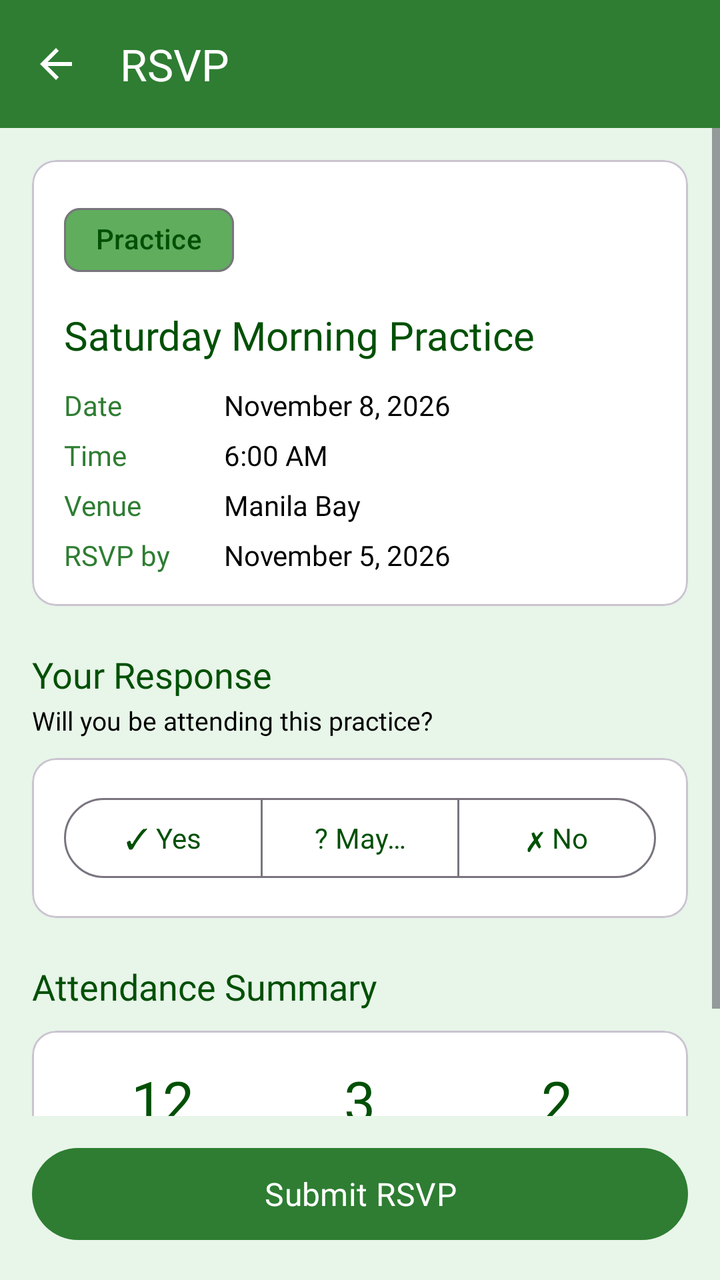
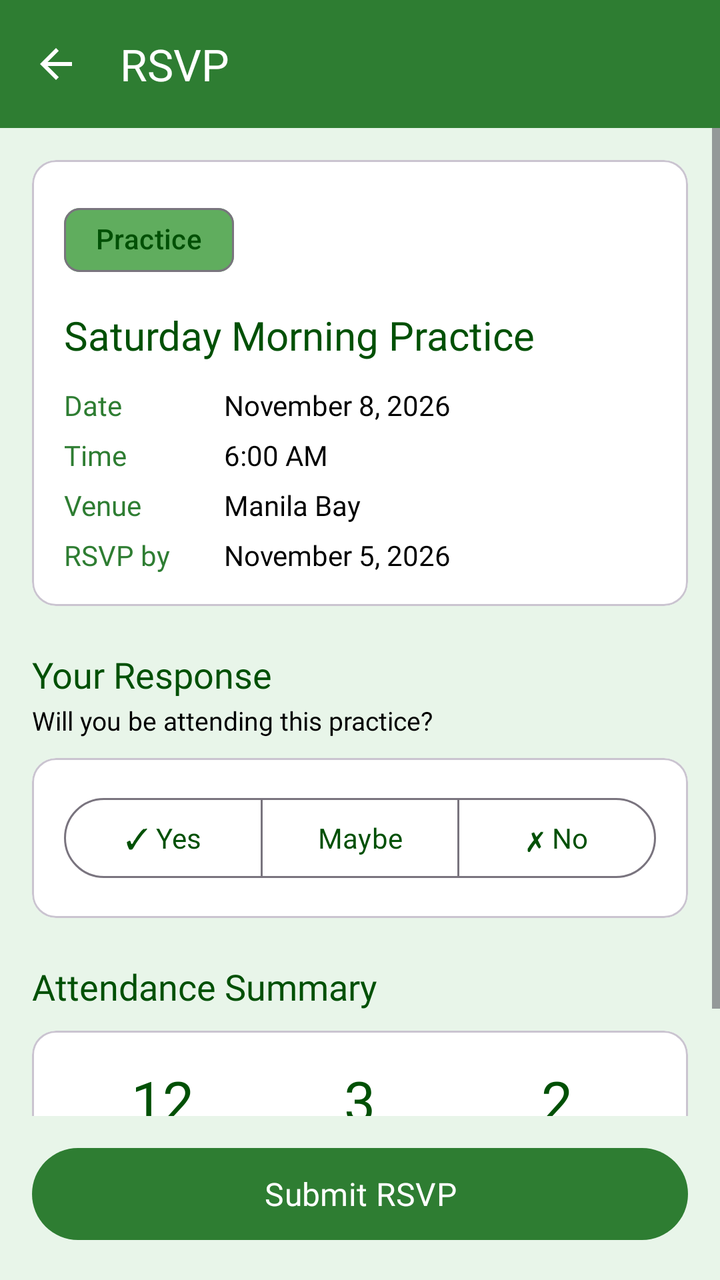

Screens rendered from an Android XML layout before and after an edit, with the pre-edit source and the edit as a unified diff.
<!-- AndroidManifest.xml: application theme Theme.ITISMOBMCO -->
<!-- res/layout/activity_rsvp.xml -->
<?xml version="1.0" encoding="utf-8"?>
<LinearLayout xmlns:android="http://schemas.android.com/apk/res/android"
    xmlns:app="http://schemas.android.com/apk/res-auto"
    android:layout_width="match_parent"
    android:layout_height="match_parent"
    android:background="@color/green_background"
    android:orientation="vertical">

    <com.google.android.material.appbar.MaterialToolbar
        android:id="@+id/toolbar"
        android:layout_width="match_parent"
        android:layout_height="?attr/actionBarSize"
        android:background="@color/green_primary"
        app:navigationIcon="?attr/homeAsUpIndicator"
        app:navigationIconTint="@color/white"
        app:title="RSVP"
        app:titleTextColor="@color/white" />

    <ScrollView
        android:layout_width="match_parent"
        android:layout_height="0dp"
        android:layout_weight="1">

        <LinearLayout
            android:layout_width="match_parent"
            android:layout_height="wrap_content"
            android:orientation="vertical"
            android:padding="16dp">

            
            <com.google.android.material.card.MaterialCardView
                android:layout_width="match_parent"
                android:layout_height="wrap_content"
                app:cardBackgroundColor="@color/white"
                app:cardCornerRadius="12dp">

                <LinearLayout
                    android:layout_width="match_parent"
                    android:layout_height="wrap_content"
                    android:orientation="vertical"
                    android:padding="16dp">

                    <com.google.android.material.chip.Chip
                        android:id="@+id/chipEventType"
                        android:layout_width="wrap_content"
                        android:layout_height="wrap_content"
                        android:clickable="false"
                        android:fontFamily="@font/nunito_bold"
                        android:text="Practice"
                        android:textColor="@color/green_dark"
                        app:chipBackgroundColor="@color/green_light" />

                    <TextView
                        android:id="@+id/tvPracticeTitle"
                        android:layout_width="wrap_content"
                        android:layout_height="wrap_content"
                        android:layout_marginTop="10dp"
                        android:fontFamily="@font/lato_bold"
                        android:text="Saturday Morning Practice"
                        android:textColor="@color/green_dark"
                        android:textSize="20sp" />

                    <LinearLayout
                        android:layout_width="match_parent"
                        android:layout_height="wrap_content"
                        android:layout_marginTop="12dp"
                        android:orientation="horizontal">

                        <TextView
                            android:layout_width="80dp"
                            android:layout_height="wrap_content"
                            android:fontFamily="@font/nunito_bold"
                            android:text="Date"
                            android:textColor="@color/green_primary" />

                        <TextView
                            android:id="@+id/tvPracticeDate"
                            android:layout_width="wrap_content"
                            android:layout_height="wrap_content"
                            android:fontFamily="@font/nunito_regular"
                            android:text="November 8, 2026"
                            android:textColor="@color/black" />
                    </LinearLayout>

                    <LinearLayout
                        android:layout_width="match_parent"
                        android:layout_height="wrap_content"
                        android:layout_marginTop="6dp"
                        android:orientation="horizontal">

                        <TextView
                            android:layout_width="80dp"
                            android:layout_height="wrap_content"
                            android:fontFamily="@font/nunito_bold"
                            android:text="Time"
                            android:textColor="@color/green_primary" />

                        <TextView
                            android:id="@+id/tvPracticeTime"
                            android:layout_width="wrap_content"
                            android:layout_height="wrap_content"
                            android:fontFamily="@font/nunito_regular"
                            android:text="6:00 AM"
                            android:textColor="@color/black" />
                    </LinearLayout>

                    <LinearLayout
                        android:layout_width="match_parent"
                        android:layout_height="wrap_content"
                        android:layout_marginTop="6dp"
                        android:orientation="horizontal">

                        <TextView
                            android:layout_width="80dp"
                            android:layout_height="wrap_content"
                            android:fontFamily="@font/nunito_bold"
                            android:text="Venue"
                            android:textColor="@color/green_primary" />

                        <TextView
                            android:id="@+id/tvPracticeVenue"
                            android:layout_width="wrap_content"
                            android:layout_height="wrap_content"
                            android:fontFamily="@font/nunito_regular"
                            android:text="Manila Bay"
                            android:textColor="@color/black" />
                    </LinearLayout>

                    <LinearLayout
                        android:layout_width="match_parent"
                        android:layout_height="wrap_content"
                        android:layout_marginTop="6dp"
                        android:orientation="horizontal">

                        <TextView
                            android:layout_width="80dp"
                            android:layout_height="wrap_content"
                            android:fontFamily="@font/nunito_bold"
                            android:text="RSVP by"
                            android:textColor="@color/green_primary" />

                        <TextView
                            android:id="@+id/tvRsvpDeadline"
                            android:layout_width="wrap_content"
                            android:layout_height="wrap_content"
                            android:fontFamily="@font/nunito_regular"
                            android:text="November 5, 2026"
                            android:textColor="@color/black" />
                    </LinearLayout>
                </LinearLayout>
            </com.google.android.material.card.MaterialCardView>

            
            <TextView
                android:layout_width="wrap_content"
                android:layout_height="wrap_content"
                android:layout_marginTop="22dp"
                android:fontFamily="@font/lato_bold"
                android:text="Your Response"
                android:textColor="@color/green_dark"
                android:textSize="18sp" />

            <TextView
                android:layout_width="wrap_content"
                android:layout_height="wrap_content"
                android:layout_marginTop="2dp"
                android:layout_marginBottom="10dp"
                android:fontFamily="@font/nunito_regular"
                android:text="Will you be attending this practice?"
                android:textColor="@color/black"
                android:textSize="13sp" />

            
            <com.google.android.material.card.MaterialCardView
                android:layout_width="match_parent"
                android:layout_height="wrap_content"
                app:cardBackgroundColor="@color/white"
                app:cardCornerRadius="12dp">

                <LinearLayout
                    android:layout_width="match_parent"
                    android:layout_height="wrap_content"
                    android:orientation="vertical"
                    android:padding="16dp">

                    <com.google.android.material.button.MaterialButtonToggleGroup
                        android:id="@+id/toggleRsvp"
                        android:layout_width="match_parent"
                        android:layout_height="wrap_content"
                        app:selectionRequired="true"
                        app:singleSelection="true">

                        <com.google.android.material.button.MaterialButton
                            android:id="@+id/btnRsvpYes"
                            style="?attr/materialButtonOutlinedStyle"
                            android:layout_width="0dp"
                            android:layout_height="wrap_content"
                            android:layout_weight="1"
                            android:fontFamily="@font/nunito_bold"
                            android:text="✓ Yes"
                            android:textColor="@color/green_dark" />

                        <com.google.android.material.button.MaterialButton
                            android:id="@+id/btnRsvpMaybe"
                            style="?attr/materialButtonOutlinedStyle"
                            android:layout_width="0dp"
                            android:layout_height="wrap_content"
                            android:layout_weight="1"
                            android:fontFamily="@font/nunito_bold"
                            android:text="? Maybe"
                            android:textColor="@color/green_dark" />

                        <com.google.android.material.button.MaterialButton
                            android:id="@+id/btnRsvpNo"
                            style="?attr/materialButtonOutlinedStyle"
                            android:layout_width="0dp"
                            android:layout_height="wrap_content"
                            android:layout_weight="1"
                            android:fontFamily="@font/nunito_bold"
                            android:text="✗ No"
                            android:textColor="@color/green_dark" />
                    </com.google.android.material.button.MaterialButtonToggleGroup>

                    
                    <com.google.android.material.card.MaterialCardView
                        android:id="@+id/cardCalendarNotice"
                        android:layout_width="match_parent"
                        android:layout_height="wrap_content"
                        android:layout_marginTop="14dp"
                        android:visibility="gone"
                        app:cardBackgroundColor="@color/green_background"
                        app:cardCornerRadius="8dp"
                        app:strokeColor="@color/green_primary"
                        app:strokeWidth="1dp">

                        <LinearLayout
                            android:layout_width="match_parent"
                            android:layout_height="wrap_content"
                            android:gravity="center_vertical"
                            android:orientation="horizontal"
                            android:padding="12dp">

                            <TextView
                                android:layout_width="0dp"
                                android:layout_height="wrap_content"
                                android:layout_weight="1"
                                android:fontFamily="@font/nunito_regular"
                                android:text="Saying Yes will add this practice to your default calendar app."
                                android:textColor="@color/green_dark"
                                android:textSize="13sp" />
                        </LinearLayout>
                    </com.google.android.material.card.MaterialCardView>
                </LinearLayout>
            </com.google.android.material.card.MaterialCardView>

            
            <TextView
                android:layout_width="wrap_content"
                android:layout_height="wrap_content"
                android:layout_marginTop="22dp"
                android:fontFamily="@font/lato_bold"
                android:text="Attendance Summary"
                android:textColor="@color/green_dark"
                android:textSize="18sp" />

            <com.google.android.material.card.MaterialCardView
                android:layout_width="match_parent"
                android:layout_height="wrap_content"
                android:layout_marginTop="10dp"
                app:cardBackgroundColor="@color/white"
                app:cardCornerRadius="12dp">

                <LinearLayout
                    android:layout_width="match_parent"
                    android:layout_height="wrap_content"
                    android:orientation="vertical"
                    android:padding="16dp">

                    <LinearLayout
                        android:layout_width="match_parent"
                        android:layout_height="wrap_content"
                        android:orientation="horizontal">

                        
                        <LinearLayout
                            android:layout_width="0dp"
                            android:layout_height="wrap_content"
                            android:layout_weight="1"
                            android:gravity="center"
                            android:orientation="vertical">

                            <TextView
                                android:id="@+id/tvYesCount"
                                android:layout_width="wrap_content"
                                android:layout_height="wrap_content"
                                android:fontFamily="@font/lato_bold"
                                android:text="12"
                                android:textColor="@color/green_dark"
                                android:textSize="28sp" />

                            <TextView
                                android:layout_width="wrap_content"
                                android:layout_height="wrap_content"
                                android:fontFamily="@font/nunito_regular"
                                android:text="Yes"
                                android:textColor="@color/green_primary"
                                android:textSize="13sp" />
                        </LinearLayout>

                        
                        <LinearLayout
                            android:layout_width="0dp"
                            android:layout_height="wrap_content"
                            android:layout_weight="1"
                            android:gravity="center"
                            android:orientation="vertical">

                            <TextView
                                android:id="@+id/tvMaybeCount"
                                android:layout_width="wrap_content"
                                android:layout_height="wrap_content"
                                android:fontFamily="@font/lato_bold"
                                android:text="3"
                                android:textColor="@color/green_dark"
                                android:textSize="28sp" />

                            <TextView
                                android:layout_width="wrap_content"
                                android:layout_height="wrap_content"
                                android:fontFamily="@font/nunito_regular"
                                android:text="Maybe"
                                android:textColor="@color/green_primary"
                                android:textSize="13sp" />
                        </LinearLayout>

                        
                        <LinearLayout
                            android:layout_width="0dp"
                            android:layout_height="wrap_content"
                            android:layout_weight="1"
                            android:gravity="center"
                            android:orientation="vertical">

                            <TextView
                                android:id="@+id/tvNoCount"
                                android:layout_width="wrap_content"
                                android:layout_height="wrap_content"
                                android:fontFamily="@font/lato_bold"
                                android:text="2"
                                android:textColor="@color/green_dark"
                                android:textSize="28sp" />

                            <TextView
                                android:layout_width="wrap_content"
                                android:layout_height="wrap_content"
                                android:fontFamily="@font/nunito_regular"
                                android:text="No"
                                android:textColor="@color/green_primary"
                                android:textSize="13sp" />
                        </LinearLayout>
                    </LinearLayout>
                </LinearLayout>
            </com.google.android.material.card.MaterialCardView>

        </LinearLayout>
    </ScrollView>

    <com.google.android.material.button.MaterialButton
        android:id="@+id/btnSubmitRsvp"
        android:layout_width="match_parent"
        android:layout_height="54dp"
        android:layout_marginStart="16dp"
        android:layout_marginEnd="16dp"
        android:layout_marginTop="12dp"
        android:layout_marginBottom="16dp"
        android:fontFamily="@font/nunito_bold"
        android:text="Submit RSVP"
        android:textColor="@color/white"
        android:textSize="16sp"
        app:backgroundTint="@color/green_primary" />

</LinearLayout>
<!-- resources referenced by this layout -->
<resources>
  <color name="black">#FF000000</color>
  <color name="green_background">#E8F5E9</color>
  <color name="green_dark">#005005</color>
  <color name="green_light">#60AD5E</color>
  <color name="green_primary">#2E7D32</color>
  <color name="white">#FFFFFFFF</color>
  <style name="Theme.ITISMOBMCO" parent="Base.Theme.ITISMOBMCO" />
  <style name="Base.Theme.ITISMOBMCO" parent="Theme.Material3.DayNight.NoActionBar">
          
          
      </style>
</resources>

<!-- the commit's change to res/layout/activity_rsvp.xml (unified diff, before → after) -->
@@ -207,7 +207,7 @@
                             android:layout_height="wrap_content"
                             android:layout_weight="1"
                             android:fontFamily="@font/nunito_bold"
-                            android:text="? Maybe"
+                            android:text="Maybe"
                             android:textColor="@color/green_dark" />
 
                         <com.google.android.material.button.MaterialButton
